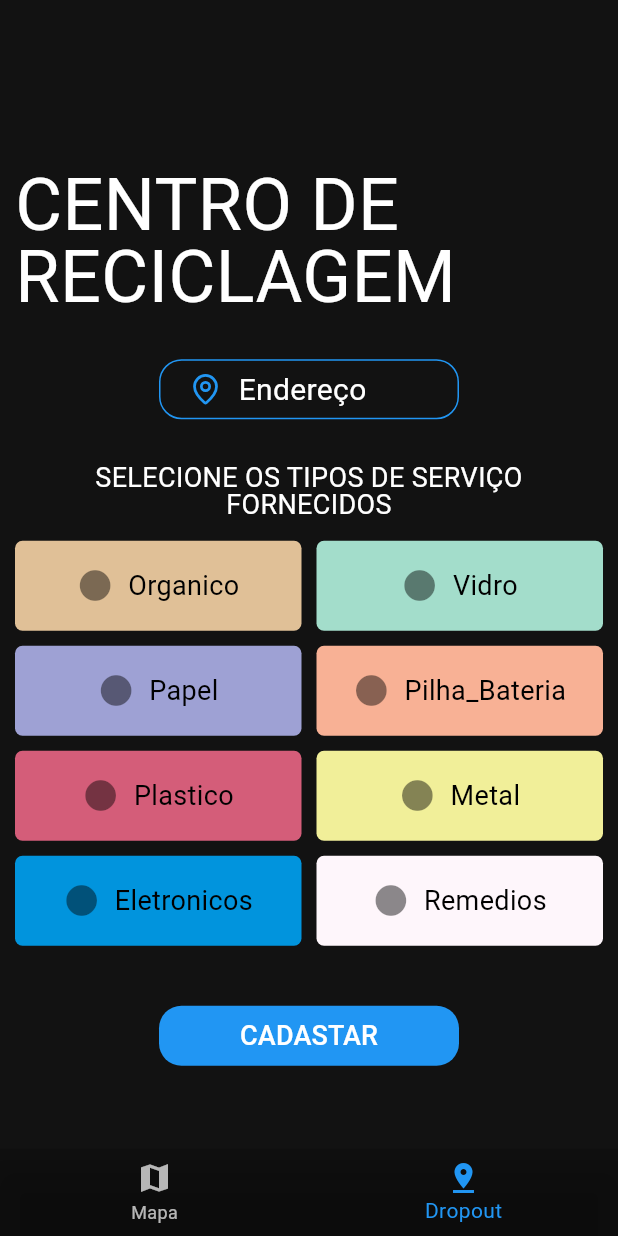
After one commit to jvdon/waste_map, a Flutter app: the screen it shows after launch, item 2 of the bottom bar chosen, after a tap on "Endereço", on a phone screen of 412 x 824 dp. The commit adds this screen. Run offline on Flutter 3.47's test engine with Material 3 defaults, Android fonts, the phone set to English and light mode, and no system bars; our stand-ins replace flutter_map, google_fonts, latlong2, lucide_icons, mask_text_input_formatter; Roboto replaces fonts that are missing (Handjet, Inder).

Commit message:
FEAT: Added all screens layouts

```diff
--- a/analysis_options.yaml
+++ b/analysis_options.yaml
@@ -7,6 +7,11 @@
 
 # The following line activates a set of recommended lints for Flutter apps,
 # packages, and plugins designed to encourage good coding practices.
+analyzer:
+  errors:
+    constant_identifier_names: ignore
+    sized_box_for_whitespace: ignore
+    sort_child_properties_last: ignore
 include: package:flutter_lints/flutter.yaml
 
 linter:
--- a/lib/main.dart
+++ b/lib/main.dart
@@ -1,6 +1,8 @@
 import 'package:flutter/material.dart';
-import 'package:google_fonts/google_fonts.dart';
 import 'package:waste_map/pages/loading_page.dart';
+import 'package:waste_map/pages/login_page.dart';
+import 'package:waste_map/pages/main_page.dart';
+import 'package:waste_map/pages/signup_page.dart';
 import 'package:waste_map/pages/welcome_page.dart';
 
 void main() {
@@ -15,20 +17,25 @@ class MyApp extends StatefulWidget {
 }
 
 class _MyAppState extends State<MyApp> {
-  bool firstLogin = true;
-
+  bool firstLogin = false;
   @override
   Widget build(BuildContext context) {
     return MaterialApp(
       debugShowCheckedModeBanner: false,
+      routes: {
+        "/login": (context) => const LoadingPage(target: LoginPage(), delay: Duration(seconds: 2)),
+        "/signup": (context) => const LoadingPage(target: SignupPage(), delay: Duration(seconds: 2)),
+        "/app": (context) => const MainPage(),
+      },
       theme: ThemeData.dark().copyWith(
         scaffoldBackgroundColor: const Color.fromARGB(255, 18, 18, 18),
       ),
       home: Scaffold(
         body: Padding(
           padding: const EdgeInsets.all(10),
-          child:
-              (firstLogin) ? LoadingPage(target: WelcomePage()) : Placeholder(),
+          child: (firstLogin)
+              ? const LoadingPage(target: WelcomePage(), delay: Duration(seconds: 3))
+              : const LoadingPage(target: MainPage(), delay: Duration(seconds: 3)),
         ),
       ),
     );
--- /dev/null
+++ b/lib/pages/dropout_page.dart
@@ -0,0 +1,105 @@
+import 'package:flutter/cupertino.dart';
+import 'package:flutter/material.dart';
+import 'package:google_fonts/google_fonts.dart';
+import 'package:lucide_icons/lucide_icons.dart';
+import 'package:waste_map/partials/custom_button.dart';
+import 'package:waste_map/partials/icon_text_button.dart';
+import 'package:waste_map/repos/service_repo.dart';
+
+class DropoutPage extends StatefulWidget {
+  const DropoutPage({super.key});
+
+  @override
+  State<DropoutPage> createState() => _DropoutPageState();
+}
+
+class _DropoutPageState extends State<DropoutPage> {
+  List<String> selected_services = [];
+  @override
+  Widget build(BuildContext context) {
+    return Scaffold(
+      body: Padding(
+        padding: EdgeInsets.all(10),
+        child: Center(
+          child: Form(
+            child: Column(
+              mainAxisAlignment: MainAxisAlignment.center,
+              children: [
+                Text("CENTRO DE RECICLAGEM", style: GoogleFonts.handjet(color: Colors.white, fontSize: 48, height: 1)),
+                SizedBox(height: 30),
+                IconTextButton(
+                  icon: LucideIcons.mapPin,
+                  text: "Endereço",
+                  onTap: () {},
+                ),
+                SizedBox(height: 30),
+                Text(
+                  "SELECIONE OS TIPOS DE SERVIÇO FORNECIDOS",
+                  textAlign: TextAlign.center,
+                  style: GoogleFonts.inder(color: Colors.white, fontSize: 18, height: 1),
+                ),
+                SizedBox(height: 15),
+                Container(
+                  width: 500,
+                  height: 300,
+                  child: GridView.builder(
+                    gridDelegate: const SliverGridDelegateWithFixedCrossAxisCount(
+                      crossAxisCount: 2,
+                      mainAxisExtent: 60,
+                      mainAxisSpacing: 10,
+                      crossAxisSpacing: 10,
+                    ),
+                    itemCount: Materials.values.length,
+                    itemBuilder: (context, index) {
+                      var material = Materials.values[index];
+
+                      return Container(
+                        width: 250,
+                        decoration: BoxDecoration(
+                          color: materials_color[material],
+                          borderRadius: BorderRadius.all(Radius.circular(5)),
+                        ),
+                        child: IconButton(
+                          onPressed: () {
+                            if (selected_services.contains(material.name)) {
+                              selected_services.remove(material.name);
+                            } else {
+                              selected_services.add(material.name);
+                            }
+                            setState(() {});
+                          },
+                          icon: Row(
+                            crossAxisAlignment: CrossAxisAlignment.center,
+                            mainAxisAlignment: MainAxisAlignment.center,
+                            children: [
+                              Icon(
+                                (selected_services.contains(material.name))
+                                    ? CupertinoIcons.checkmark_circle_fill
+                                    : CupertinoIcons.circle_fill,
+                                color: Colors.black45,
+                                size: 24,
+                              ),
+                              SizedBox(width: 10),
+                              Text(material.name,
+                                  style: GoogleFonts.inder(color: Colors.black, fontSize: 18, height: 1)),
+                            ],
+                          ),
+                        ),
+                      );
+                    },
+                  ),
+                ),
+                SizedBox(height: 10),
+                CustomButton(
+                  width: 200,
+                  child: Text("CADASTAR", style: GoogleFonts.inder(color: Colors.white, fontSize: 18, height: 1)),
+                  onTap: () {},
+                ),
+              ],
+            ),
+          ),
+        ),
+      ),
+    );
+  }
+}
--- /dev/null
+++ b/lib/pages/main_page.dart
@@ -0,0 +1,40 @@
+import 'package:flutter/material.dart';
+import 'package:waste_map/pages/dropout_page.dart';
+import 'package:waste_map/pages/map_page.dart';
+
+class MainPage extends StatefulWidget {
+  const MainPage({super.key});
+
+  @override
+  State<MainPage> createState() => _MainPageState();
+}
+
+class _MainPageState extends State<MainPage> {
+  List<Widget> pages = [
+    MapPage(),
+    DropoutPage(),
+  ];
+  int selectedId = 0;
+
+  @override
+  Widget build(BuildContext context) {
+    return Scaffold(
+      body: pages[selectedId],
+      extendBody: true,
+      bottomNavigationBar: BottomNavigationBar(
+        backgroundColor: Colors.black.withOpacity(0.1),
+        currentIndex: selectedId,
+        selectedItemColor: Colors.blue,
+        onTap: (value) {
+          setState(() {
+            selectedId = value;
+          });
+        },
+        items: const [
+          BottomNavigationBarItem(icon: Icon(Icons.map_sharp), label: "Mapa"),
+          BottomNavigationBarItem(icon: Icon(Icons.pin_drop), label: "Dropout")
+        ],
+      ),
+    );
+  }
+}
--- /dev/null
+++ b/lib/pages/map_page.dart
@@ -0,0 +1,64 @@
+import 'package:flutter/material.dart';
+import 'package:flutter_map/flutter_map.dart';
+import 'package:latlong2/latlong.dart';
+
+class MapPage extends StatefulWidget {
+  const MapPage({super.key});
+
+  @override
+  State<MapPage> createState() => _MapPageState();
+}
+
+class _MapPageState extends State<MapPage> {
+  @override
+  Widget build(BuildContext context) {
+    return Scaffold(
+      body: FlutterMap(
+        options: MapOptions(
+          initialCenter: const LatLng(-23.5633121, -46.6542028),
+          initialZoom: 15,
+          cameraConstraint: CameraConstraint.contain(
+            bounds: LatLngBounds(
+              const LatLng(-90, -180),
+              const LatLng(90, 180),
+            ),
+          ),
+        ),
+        children: [
+          TileLayer(
+            urlTemplate: 'https://tile.openstreetmap.org/{z}/{x}/{y}.png',
+            userAgentPackageName: 'br.com.argus.wastemap',
+            tileBuilder: _darkModeTileBuilder,
+          ),
+          const MarkerLayer(
+            markers: [
+              Marker(
+                point: LatLng(-23.5633121, -46.6542028),
+                child: Icon(
+                  Icons.location_on,
+                  color: Colors.blue,
+                ),
+              ),
+            ],
+          )
+        ],
+      ),
+    );
+  }
+
+  Widget _darkModeTileBuilder(
+    BuildContext context,
+    Widget tileWidget,
+    TileImage tile,
+  ) {
+    return ColorFiltered(
+      colorFilter: const ColorFilter.matrix(<double>[
+        -0.2126, -0.7152, -0.0722, 0, 255, // Red channel
+        -0.2126, -0.7152, -0.0722, 0, 255, // Green channel
+        -0.2126, -0.7152, -0.0722, 0, 255, // Blue channel
+        0, 0, 0, 1, 0, // Alpha channel
+      ]),
+      child: tileWidget,
+    );
+  }
+}
--- /dev/null
+++ b/lib/partials/custom_button.dart
@@ -0,0 +1,24 @@
+import 'package:flutter/material.dart';
+
+class CustomButton extends StatelessWidget {
+  final Function() onTap;
+  final Widget child;
+  final double width;
+  const CustomButton({super.key, required this.child, required this.onTap, this.width = 250});
+
+  @override
+  Widget build(BuildContext context) {
+    return Container(
+      width: width,
+      height: width/5,
+      decoration: const BoxDecoration(
+        color: Colors.blue,
+        borderRadius: BorderRadius.all(Radius.circular(15))
+      ),
+      child: TextButton(
+        child: child,
+        onPressed: onTap,
+      ),
+    );
+  }
+}
--- /dev/null
+++ b/lib/partials/icon_text_button.dart
@@ -0,0 +1,38 @@
+import 'package:flutter/material.dart';
+import 'package:google_fonts/google_fonts.dart';
+
+class IconTextButton extends StatelessWidget {
+  final IconData icon;
+  final String text;
+  final Function() onTap;
+  final double width;
+  const IconTextButton({super.key, required this.icon, required this.text, required this.onTap, this.width = 200});
+
+  @override
+  Widget build(BuildContext context) {
+    return Container(
+      width: width,
+      height: width / 5,
+      decoration: BoxDecoration(
+        border: Border.all(color: Colors.blue),
+        borderRadius: const BorderRadius.all(Radius.circular(15)),
+      ),
+      child: Center(
+        child: IconButton(
+          onPressed: onTap,
+          color: Colors.blue,
+          icon: Row(
+            mainAxisAlignment: MainAxisAlignment.start,
+            crossAxisAlignment: CrossAxisAlignment.center,
+            children: [
+              SizedBox(width: 10),
+              Icon(icon, color: Colors.blue),
+              SizedBox(width: 10),
+              Text(text, style: GoogleFonts.inder(color: Colors.white, fontSize: 20, height: 1)),
+            ],
+          ),
+        ),
+      ),
+    );
+  }
+}
--- /dev/null
+++ b/lib/partials/loading_widget.dart
@@ -0,0 +1,38 @@
+import 'package:flutter/material.dart';
+
+class LoadingWidget extends StatefulWidget {
+  LoadingWidget({super.key});
+
+  @override
+  State<LoadingWidget> createState() => _LoadingWidgetState();
+}
+
+class _LoadingWidgetState extends State<LoadingWidget> with TickerProviderStateMixin {
+  late final AnimationController _controller = AnimationController(
+    duration: Duration(seconds: (2/0.6).toInt()),
+    vsync: this,
+  )..repeat(reverse: false);
+
+  late final Animation<double> _animation = CurvedAnimation(
+    parent: _controller,
+    curve: Curves.fastLinearToSlowEaseIn,
+  );
+
+  @override
+  void dispose() {
+    // TODO: implement dispose
+    _controller.dispose();
+    super.dispose();
+  }
+
+  @override
+  Widget build(BuildContext context) {
+    return RotationTransition(
+      turns: _animation,
+      child: const Icon(
+        Icons.recycling,
+        size: 64,
+      ),
+    );
+  }
+}
--- /dev/null
+++ b/lib/repos/service_repo.dart
@@ -0,0 +1,23 @@
+import 'package:flutter/material.dart';
+
+enum Materials {
+  Organico,
+  Vidro,
+  Papel,
+  Pilha_Bateria,
+  Plastico,
+  Metal,
+  Eletronicos,
+  Remedios,
+}
+
+Map<Materials, Color> materials_color = {
+  Materials.Organico: Color.fromRGBO(224, 192, 151, 1),
+  Materials.Vidro: Color.fromRGBO(163, 221, 203, 1),
+  Materials.Papel: Color.fromRGBO(158, 161, 212, 1),
+  Materials.Pilha_Bateria: Color.fromRGBO(248, 177, 149, 1),
+  Materials.Plastico: Color.fromRGBO(212, 93, 121, 1),
+  Materials.Metal: Color.fromRGBO(241, 239, 153, 1),
+  Materials.Eletronicos: Color.fromRGBO(1, 148, 221, 1),
+  Materials.Remedios: Color.fromRGBO(254, 246, 251, 1),
+};
--- a/pubspec.yaml
+++ b/pubspec.yaml
@@ -30,12 +30,17 @@ environment:
 dependencies:
   flutter:
     sdk: flutter
+  mask_text_input_formatter: ^2.9.0
+  shared_preferences: ^2.3.1
 
 
   # The following adds the Cupertino Icons font to your application.
   # Use with the CupertinoIcons class for iOS style icons.
   cupertino_icons: ^1.0.6
   google_fonts: ^6.2.1
+  flutter_map: ^7.0.2
+  lucide_icons: ^0.257.0
+
 
 dev_dependencies:
   flutter_test:
```
Also changed, not shown: lib/pages/loading_page.dart (+5 -25 lines), lib/pages/login_page.dart (added, +77 -0 lines), lib/pages/signup_page.dart (added, +95 -0 lines), lib/pages/welcome_page.dart (+8 -8 lines), lib/partials/custom_input.dart (added, +58 -0 lines), pubspec.lock, 3 other files.
